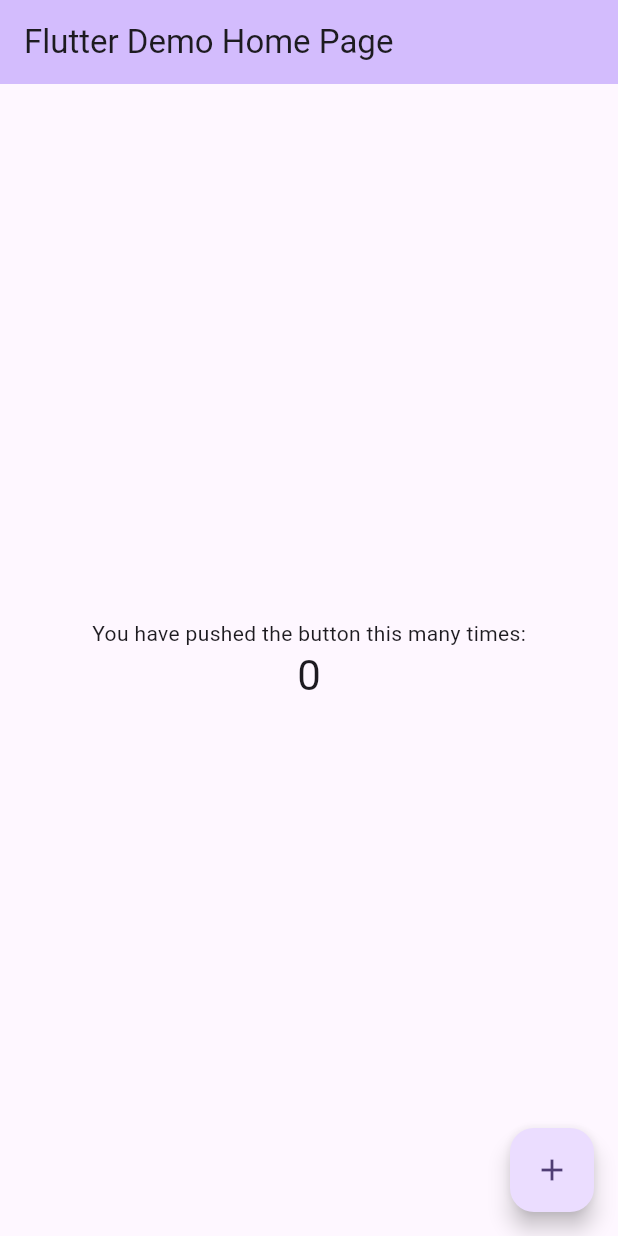
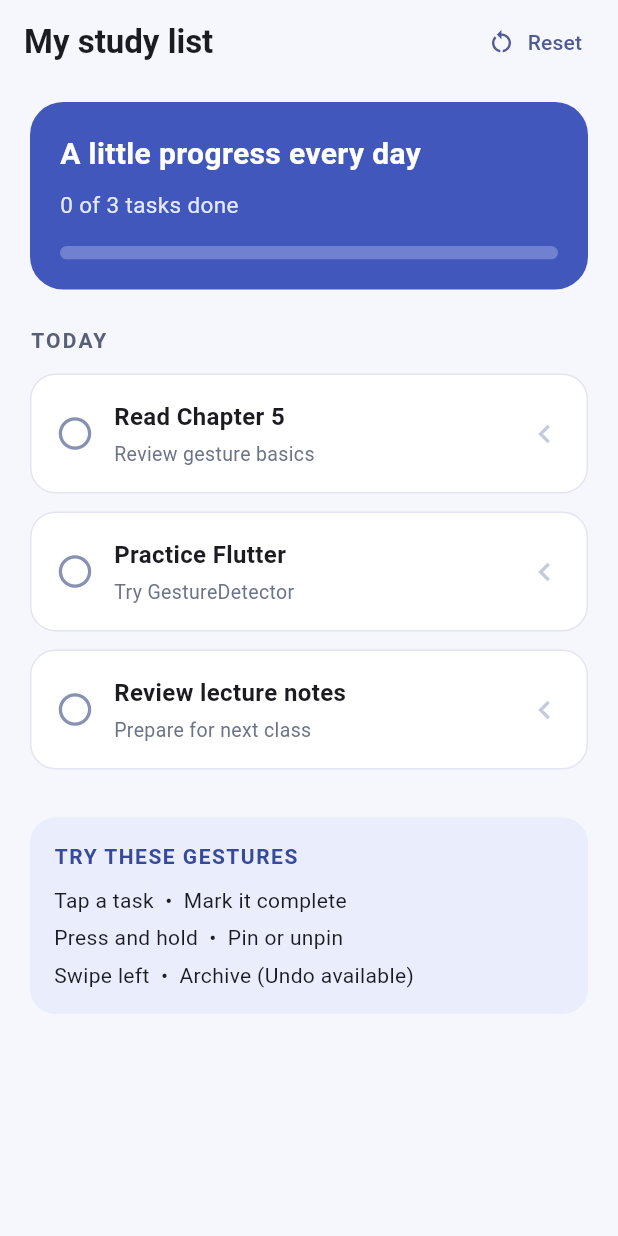
Before and after one commit to bvor/flutter_gesture_controlled_interface, a Flutter app: the screen it shows after launch, on a phone screen of 412 x 824 dp. Run offline on Flutter 3.47's test engine with Material 3 defaults, Android fonts, the phone set to English and light mode, and no system bars.

Commit message:
gesture lab

```diff
--- a/lib/main.dart
+++ b/lib/main.dart
@@ -1,121 +1,251 @@
 import 'package:flutter/material.dart';
+import 'package:flutter/services.dart';
 
-void main() {
-  runApp(const MyApp());
-}
+void main() => runApp(const StudyListApp());
 
-class MyApp extends StatelessWidget {
-  const MyApp({super.key});
+class StudyListApp extends StatelessWidget {
+  const StudyListApp({super.key});
 
-  // This widget is the root of your application.
   @override
   Widget build(BuildContext context) {
     return MaterialApp(
-      title: 'Flutter Demo',
+      title: 'Study List',
+      debugShowCheckedModeBanner: false,
       theme: ThemeData(
-        // This is the theme of your application.
-        //
-        // TRY THIS: Try running your application with "flutter run". You'll see
-        // the application has a purple toolbar. Then, without quitting the app,
-        // try changing the seedColor in the colorScheme below to Colors.green
-        // and then invoke "hot reload" (save your changes or press the "hot
-        // reload" button in a Flutter-supported IDE, or press "r" if you used
-        // the command line to start the app).
-        //
-        // Notice that the counter didn't reset back to zero; the application
-        // state is not lost during the reload. To reset the state, use hot
-        // restart instead.
-        //
-        // This works for code too, not just values: Most code changes can be
-        // tested with just a hot reload.
-        colorScheme: .fromSeed(seedColor: Colors.deepPurple),
+        useMaterial3: true,
+        colorScheme: ColorScheme.fromSeed(seedColor: const Color(0xFF4F63C8)),
+        scaffoldBackgroundColor: const Color(0xFFF6F7FC),
       ),
-      home: const MyHomePage(title: 'Flutter Demo Home Page'),
+      home: const StudyListPage(),
     );
   }
 }
 
-class MyHomePage extends StatefulWidget {
-  const MyHomePage({super.key, required this.title});
+class StudyTask {
+  StudyTask(this.id, this.title, this.subtitle, {this.done = false, this.pinned = false});
 
-  // This widget is the home page of your application. It is stateful, meaning
-  // that it has a State object (defined below) that contains fields that affect
-  // how it looks.
+  final int id;
+  final String title;
+  final String subtitle;
+  bool done;
+  bool pinned;
+}
 
-  // This class is the configuration for the state. It holds the values (in this
-  // case the title) provided by the parent (in this case the App widget) and
-  // used by the build method of the State. Fields in a Widget subclass are
-  // always marked "final".
-
-  final String title;
+class StudyListPage extends StatefulWidget {
+  const StudyListPage({super.key});
 
   @override
-  State<MyHomePage> createState() => _MyHomePageState();
+  State<StudyListPage> createState() => _StudyListPageState();
 }
 
-class _MyHomePageState extends State<MyHomePage> {
-  int _counter = 0;
+class _StudyListPageState extends State<StudyListPage> {
+  List<StudyTask> tasks = _starterTasks();
 
-  void _incrementCounter() {
-    setState(() {
-      // This call to setState tells the Flutter framework that something has
-      // changed in this State, which causes it to rerun the build method below
-      // so that the display can reflect the updated values. If we changed
-      // _counter without calling setState(), then the build method would not be
-      // called again, and so nothing would appear to happen.
-      _counter++;
-    });
+  static List<StudyTask> _starterTasks() => [
+    StudyTask(1, 'Read Chapter 5', 'Review gesture basics'),
+    StudyTask(2, 'Practice Flutter', 'Try GestureDetector'),
+    StudyTask(3, 'Review lecture notes', 'Prepare for next class'),
+  ];
+
+  void _toggleDone(StudyTask task) {
+    HapticFeedback.selectionClick();
+    setState(() => task.done = !task.done);
+  }
+
+  void _togglePin(StudyTask task) {
+    HapticFeedback.mediumImpact();
+    setState(() => task.pinned = !task.pinned);
+    _showMessage(task.pinned ? 'Pinned: ${task.title}' : 'Unpinned: ${task.title}');
+  }
+
+  void _showMessage(String message, {SnackBarAction? action}) {
+    final messenger = ScaffoldMessenger.of(context);
+    messenger.hideCurrentSnackBar();
+    messenger.showSnackBar(SnackBar(
+      content: Text(message),
+      action: action,
+      behavior: SnackBarBehavior.floating,
+    ));
+  }
+
+  void _archive(StudyTask task) {
+    final oldIndex = tasks.indexWhere((item) => item.id == task.id);
+    if (oldIndex == -1) return;
+
+    setState(() => tasks.removeAt(oldIndex));
+    _showMessage('${task.title} archived', action: SnackBarAction(
+      label: 'UNDO',
+      onPressed: () {
+        setState(() => tasks.insert((oldIndex < tasks.length ? oldIndex : tasks.length), task));
+      },
+    ));
+  }
+
+  void _reset() {
+    setState(() => tasks = _starterTasks());
+    ScaffoldMessenger.of(context).hideCurrentSnackBar();
   }
 
   @override
   Widget build(BuildContext context) {
-    // This method is rerun every time setState is called, for instance as done
-    // by the _incrementCounter method above.
-    //
-    // The Flutter framework has been optimized to make rerunning build methods
-    // fast, so that you can just rebuild anything that needs updating rather
-    // than having to individually change instances of widgets.
+    final completed = tasks.where((task) => task.done).length;
+    final progress = tasks.isEmpty ? 0.0 : completed / tasks.length;
+
     return Scaffold(
       appBar: AppBar(
-        // TRY THIS: Try changing the color here to a specific color (to
-        // Colors.amber, perhaps?) and trigger a hot reload to see the AppBar
-        // change color while the other colors stay the same.
-        backgroundColor: Theme.of(context).colorScheme.inversePrimary,
-        // Here we take the value from the MyHomePage object that was created by
-        // the App.build method, and use it to set our appbar title.
-        title: Text(widget.title),
+        backgroundColor: const Color(0xFFF6F7FC),
+        title: const Text('My study list', style: TextStyle(fontWeight: FontWeight.bold)),
+        actions: [
+          TextButton.icon(
+            onPressed: _reset,
+            icon: const Icon(Icons.restart_alt, size: 19),
+            label: const Text('Reset'),
+          ),
+          const SizedBox(width: 8),
+        ],
       ),
-      body: Center(
-        // Center is a layout widget. It takes a single child and positions it
-        // in the middle of the parent.
-        child: Column(
-          // Column is also a layout widget. It takes a list of children and
-          // arranges them vertically. By default, it sizes itself to fit its
-          // children horizontally, and tries to be as tall as its parent.
-          //
-          // Column has various properties to control how it sizes itself and
-          // how it positions its children. Here we use mainAxisAlignment to
-          // center the children vertically; the main axis here is the vertical
-          // axis because Columns are vertical (the cross axis would be
-          // horizontal).
-          //
-          // TRY THIS: Invoke "debug painting" (choose the "Toggle Debug Paint"
-          // action in the IDE, or press "p" in the console), to see the
-          // wireframe for each widget.
-          mainAxisAlignment: .center,
+      body: SafeArea(
+        child: ListView(
+          padding: const EdgeInsets.fromLTRB(20, 12, 20, 28),
           children: [
-            const Text('You have pushed the button this many times:'),
-            Text(
-              '$_counter',
-              style: Theme.of(context).textTheme.headlineMedium,
+            Container(
+              padding: const EdgeInsets.all(20),
+              decoration: BoxDecoration(
+                color: const Color(0xFF4257BB),
+                borderRadius: BorderRadius.circular(22),
+              ),
+              child: Column(
+                crossAxisAlignment: CrossAxisAlignment.start,
+                children: [
+                  const Text('A little progress every day',
+                    style: TextStyle(color: Colors.white, fontSize: 20, fontWeight: FontWeight.bold)),
+                  const SizedBox(height: 9),
+                  Text('$completed of ${tasks.length} tasks done',
+                    style: const TextStyle(color: Color(0xFFE4E9FF), fontSize: 15)),
+                  const SizedBox(height: 17),
+                  ClipRRect(
+                    borderRadius: BorderRadius.circular(12),
+                    child: LinearProgressIndicator(
+                      value: progress,
+                      minHeight: 9,
+                      color: const Color(0xFFBFE7D6),
+                      backgroundColor: const Color(0xFF7081CF),
+                    ),
+                  ),
+                ],
+              ),
+            ),
+            const SizedBox(height: 24),
+            const Text('TODAY', style: TextStyle(fontWeight: FontWeight.bold,
+              letterSpacing: 1.5, color: Color(0xFF586078))),
+            const SizedBox(height: 12),
+            if (tasks.isEmpty)
+              Container(
+                padding: const EdgeInsets.all(25),
+                decoration: BoxDecoration(color: Colors.white,
+                  borderRadius: BorderRadius.circular(18)),
+                child: const Column(children: [
+                  Icon(Icons.inbox_outlined, size: 40, color: Color(0xFF4F63C8)),
+                  SizedBox(height: 10),
+                  Text('All tasks archived', style: TextStyle(fontSize: 17,
+                    fontWeight: FontWeight.w600)),
+                  SizedBox(height: 6),
+                  Text('Tap Reset to try the gestures again.'),
+                ]),
+              )
+            else
+              ...tasks.map(_taskCard),
+            const SizedBox(height: 20),
+            Container(
+              padding: const EdgeInsets.all(16),
+              decoration: BoxDecoration(
+                color: const Color(0xFFE9EDFC),
+                borderRadius: BorderRadius.circular(17),
+              ),
+              child: const Column(
+                crossAxisAlignment: CrossAxisAlignment.start,
+                children: [
+                  Text('TRY THESE GESTURES', style: TextStyle(
+                    color: Color(0xFF36499B), fontWeight: FontWeight.bold, letterSpacing: 1)),
+                  SizedBox(height: 9),
+                  Text('Tap a task  •  Mark it complete'),
+                  SizedBox(height: 5),
+                  Text('Press and hold  •  Pin or unpin'),
+                  SizedBox(height: 5),
+                  Text('Swipe left  •  Archive (Undo available)'),
+                ],
+              ),
             ),
           ],
         ),
       ),
-      floatingActionButton: FloatingActionButton(
-        onPressed: _incrementCounter,
-        tooltip: 'Increment',
-        child: const Icon(Icons.add),
+    );
+  }
+
+  Widget _taskCard(StudyTask task) {
+    return Dismissible(
+      key: ValueKey(task.id),
+      direction: DismissDirection.endToStart,
+      background: Container(
+        margin: const EdgeInsets.only(bottom: 12),
+        padding: const EdgeInsets.only(right: 25),
+        alignment: Alignment.centerRight,
+        decoration: BoxDecoration(color: const Color(0xFFE67B73),
+          borderRadius: BorderRadius.circular(17)),
+        child: const Row(mainAxisAlignment: MainAxisAlignment.end, children: [
+          Icon(Icons.archive_outlined, color: Colors.white),
+          SizedBox(width: 7),
+          Text('Archive', style: TextStyle(color: Colors.white,
+            fontWeight: FontWeight.bold)),
+        ]),
+      ),
+      onDismissed: (_) => _archive(task),
+      child: Semantics(
+        button: true,
+        label: task.title,
+        hint: 'Tap to toggle completion. Long press to pin. Swipe left to archive.',
+        child: GestureDetector(
+          behavior: HitTestBehavior.opaque,
+          onTap: () => _toggleDone(task),
+          onLongPress: () => _togglePin(task),
+          child: AnimatedContainer(
+            duration: const Duration(milliseconds: 180),
+            margin: const EdgeInsets.only(bottom: 12),
+            padding: const EdgeInsets.all(16),
+            decoration: BoxDecoration(
+              color: task.done ? const Color(0xFFE8F7EF) : Colors.white,
+              borderRadius: BorderRadius.circular(17),
+              border: Border.all(color: task.done
+                ? const Color(0xFF8BC9A6) : const Color(0xFFE3E6F0)),
+            ),
+            child: Row(children: [
+              Icon(task.done ? Icons.check_circle : Icons.radio_button_unchecked,
+                color: task.done ? const Color(0xFF24925B) : const Color(0xFF8792B2),
+                size: 26),
+              const SizedBox(width: 13),
+              Expanded(child: Column(
+                crossAxisAlignment: CrossAxisAlignment.start,
+                children: [
+                  Text(task.title, style: TextStyle(
+                    fontSize: 16, fontWeight: FontWeight.w600,
+                    decoration: task.done ? TextDecoration.lineThrough : null)),
+                  const SizedBox(height: 4),
+                  Text(task.subtitle, style: const TextStyle(
+                    color: Color(0xFF6C748A), fontSize: 13)),
+                  if (task.pinned) ...[
+                    const SizedBox(height: 7),
+                    const Text('★ Pinned', style: TextStyle(
+                      color: Color(0xFFAA7420), fontWeight: FontWeight.bold, fontSize: 12)),
+                  ],
+                ],
+              )),
+              if (task.pinned)
+                const Icon(Icons.push_pin, color: Color(0xFFBB8429), size: 21)
+              else
+                const Icon(Icons.chevron_left, color: Color(0xFFC5CAD9)),
+            ]),
+          ),
+        ),
       ),
     );
   }
```
